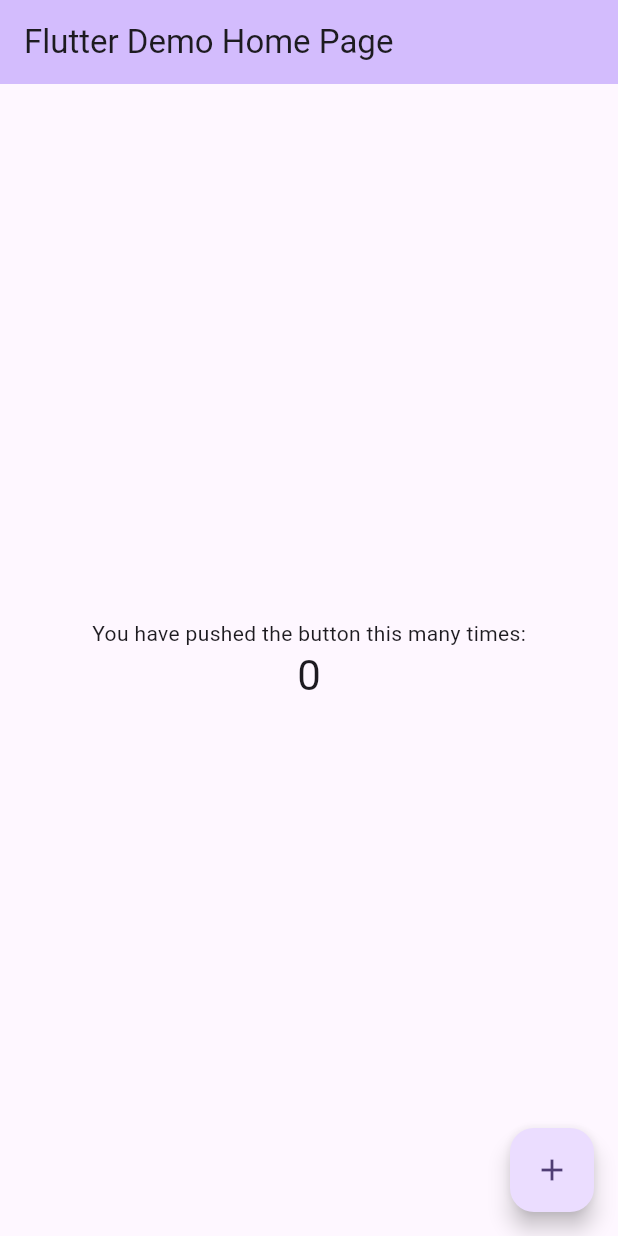
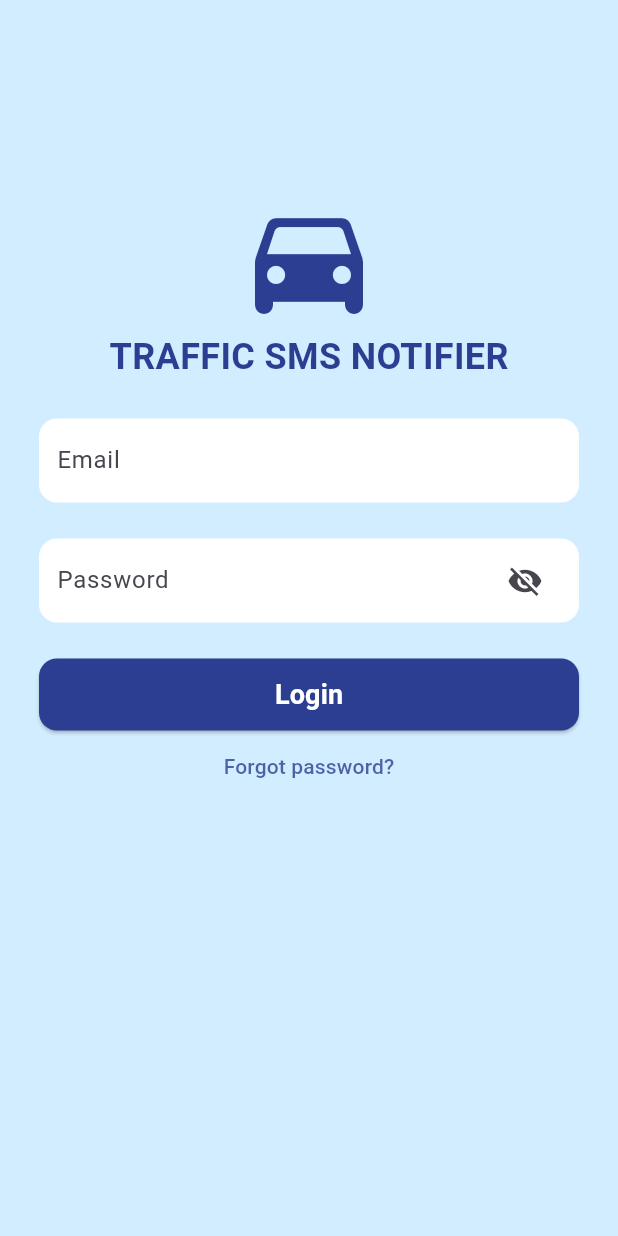
Before and after one commit to alexgantony/traffic_notifier, a Flutter app: the screen it shows after launch, on a phone screen of 412 x 824 dp. Run offline on Flutter 3.47's test engine with Material 3 defaults, Android fonts, the light colour scheme and no system bars.

Commit message:
feat: implement login screen with styling, theming, and password toggle

```diff
--- a/frontend/lib/main.dart
+++ b/frontend/lib/main.dart
@@ -1,4 +1,6 @@
 import 'package:flutter/material.dart';
+import 'theme/AppColorScheme.dart';
+import 'screens/HomeScreen.dart';
 
 void main() {
   runApp(const MyApp());
@@ -7,116 +9,184 @@ void main() {
 class MyApp extends StatelessWidget {
   const MyApp({super.key});
 
-  // This widget is the root of your application.
   @override
   Widget build(BuildContext context) {
     return MaterialApp(
-      title: 'Flutter Demo',
-      theme: ThemeData(
-        // This is the theme of your application.
-        //
-        // TRY THIS: Try running your application with "flutter run". You'll see
-        // the application has a purple toolbar. Then, without quitting the app,
-        // try changing the seedColor in the colorScheme below to Colors.green
-        // and then invoke "hot reload" (save your changes or press the "hot
-        // reload" button in a Flutter-supported IDE, or press "r" if you used
-        // the command line to start the app).
-        //
-        // Notice that the counter didn't reset back to zero; the application
-        // state is not lost during the reload. To reset the state, use hot
-        // restart instead.
-        //
-        // This works for code too, not just values: Most code changes can be
-        // tested with just a hot reload.
-        colorScheme: ColorScheme.fromSeed(seedColor: Colors.deepPurple),
-      ),
-      home: const MyHomePage(title: 'Flutter Demo Home Page'),
+      title: 'Flutter Navigation Lab',
+      initialRoute: '/',
+      routes: {
+        '/': (context) => const LoginScreen(),
+        '/home': (context) => const HomeScreen(),
+      },
     );
   }
 }
 
-class MyHomePage extends StatefulWidget {
-  const MyHomePage({super.key, required this.title});
-
-  // This widget is the home page of your application. It is stateful, meaning
-  // that it has a State object (defined below) that contains fields that affect
-  // how it looks.
-
-  // This class is the configuration for the state. It holds the values (in this
-  // case the title) provided by the parent (in this case the App widget) and
-  // used by the build method of the State. Fields in a Widget subclass are
-  // always marked "final".
-
-  final String title;
+class LoginScreen extends StatefulWidget {
+  const LoginScreen({super.key});
 
   @override
-  State<MyHomePage> createState() => _MyHomePageState();
+  _LoginScreenState createState() => _LoginScreenState();
 }
 
-class _MyHomePageState extends State<MyHomePage> {
-  int _counter = 0;
+class _LoginScreenState extends State<LoginScreen> {
+  final _formKey = GlobalKey<FormState>();
+  final TextEditingController _emailController = TextEditingController();
+  final TextEditingController _passwordController = TextEditingController();
+  bool _obscurePassword = true;
 
-  void _incrementCounter() {
-    setState(() {
-      // This call to setState tells the Flutter framework that something has
-      // changed in this State, which causes it to rerun the build method below
-      // so that the display can reflect the updated values. If we changed
-      // _counter without calling setState(), then the build method would not be
-      // called again, and so nothing would appear to happen.
-      _counter++;
-    });
+  @override
+  void dispose() {
+    _emailController.dispose();
+    _passwordController.dispose();
+    super.dispose();
   }
 
   @override
   Widget build(BuildContext context) {
-    // This method is rerun every time setState is called, for instance as done
-    // by the _incrementCounter method above.
-    //
-    // The Flutter framework has been optimized to make rerunning build methods
-    // fast, so that you can just rebuild anything that needs updating rather
-    // than having to individually change instances of widgets.
     return Scaffold(
-      appBar: AppBar(
-        // TRY THIS: Try changing the color here to a specific color (to
-        // Colors.amber, perhaps?) and trigger a hot reload to see the AppBar
-        // change color while the other colors stay the same.
-        backgroundColor: Theme.of(context).colorScheme.inversePrimary,
-        // Here we take the value from the MyHomePage object that was created by
-        // the App.build method, and use it to set our appbar title.
-        title: Text(widget.title),
-      ),
-      body: Center(
-        // Center is a layout widget. It takes a single child and positions it
-        // in the middle of the parent.
-        child: Column(
-          // Column is also a layout widget. It takes a list of children and
-          // arranges them vertically. By default, it sizes itself to fit its
-          // children horizontally, and tries to be as tall as its parent.
-          //
-          // Column has various properties to control how it sizes itself and
-          // how it positions its children. Here we use mainAxisAlignment to
-          // center the children vertically; the main axis here is the vertical
-          // axis because Columns are vertical (the cross axis would be
-          // horizontal).
-          //
-          // TRY THIS: Invoke "debug painting" (choose the "Toggle Debug Paint"
-          // action in the IDE, or press "p" in the console), to see the
-          // wireframe for each widget.
-          mainAxisAlignment: MainAxisAlignment.center,
-          children: <Widget>[
-            const Text('You have pushed the button this many times:'),
-            Text(
-              '$_counter',
-              style: Theme.of(context).textTheme.headlineMedium,
-            ),
-          ],
+      backgroundColor: AppColors.background,
+      resizeToAvoidBottomInset: true,
+      body: SingleChildScrollView(
+        child: Padding(
+          padding: const EdgeInsets.all(26.0),
+          child: Column(
+            crossAxisAlignment: CrossAxisAlignment.center,
+            children: [
+              const SizedBox(height: 99),
+              const Icon(
+                Icons.directions_car_rounded,
+                size: 96,
+                color: AppColors.heading,
+              ),
+              const Text(
+                'TRAFFIC SMS NOTIFIER',
+                style: TextStyle(
+                  fontSize: 24,
+                  fontWeight: FontWeight.bold,
+                  color: AppColors.heading,
+                ),
+              ),
+              const SizedBox(height: 24),
+              Form(
+                key: _formKey,
+
+                child: Column(
+                  children: [
+                    Container(
+                      decoration: BoxDecoration(
+                        color: AppColors.card,
+                        borderRadius: BorderRadius.circular(12),
+                      ),
+                      child: Padding(
+                        padding: const EdgeInsets.symmetric(horizontal: 12),
+                        child: TextFormField(
+                          controller: _emailController,
+                          decoration: const InputDecoration(
+                            labelText: 'Email',
+                            border: InputBorder.none,
+                          ),
+                          keyboardType: TextInputType.emailAddress,
+                          validator: (value) {
+                            if (value == null || value.isEmpty) {
+                              return 'Please enter your email';
+                            }
+                            return null;
+                          },
+                        ),
+                      ),
+                    ),
+                    const SizedBox(height: 24),
+                    Container(
+                      decoration: BoxDecoration(
+                        color: AppColors.card,
+                        borderRadius: BorderRadius.circular(12),
+                      ),
+                      child: Padding(
+                        padding: const EdgeInsets.symmetric(horizontal: 12),
+                        child: TextFormField(
+                          controller: _passwordController,
+                          decoration: InputDecoration(
+                            labelText: 'Password',
+                            border: InputBorder.none,
+                            suffixIcon: IconButton(
+                              icon: Icon(
+                                _obscurePassword
+                                    ? Icons.visibility_off
+                                    : Icons.visibility,
+                              ),
+                              onPressed: () {
+                                setState(() {
+                                  _obscurePassword = !_obscurePassword;
+                                });
+                              },
+                            ),
+                          ),
+                          obscureText: _obscurePassword,
+                          validator: (value) {
+                            if (value == null || value.isEmpty) {
+                              return 'Please enter your password';
+                            }
+                            return null;
+                          },
+                        ),
+                      ),
+                    ),
+                    const SizedBox(height: 24),
+                    ElevatedButton(
+                      style: ElevatedButton.styleFrom(
+                        backgroundColor: AppColors.heading,
+                        shape: RoundedRectangleBorder(
+                          borderRadius: BorderRadius.circular(12),
+                        ),
+                        minimumSize: const Size.fromHeight(48),
+                      ),
+                      onPressed: () {
+                        if (_formKey.currentState!.validate()) {
+                          Navigator.pushNamed(context, '/home');
+                        }
+                      },
+                      child: const Text(
+                        'Login',
+                        style: TextStyle(
+                          fontSize: 18,
+                          color: AppColors.card,
+                          fontWeight: FontWeight.bold,
+                        ),
+                      ),
+                    ),
+                    TextButton(
+                      onPressed: () {
+                        // TODO: Add forgot password logic
+                      },
+                      child: const Text(
+                        'Forgot password?',
+
+                        style: TextStyle(
+                          color: Color(0xCC2C3E91),
+                          fontSize: 14,
+                        ),
+                      ),
+                    ),
+                  ],
+                ),
+              ),
+            ],
+          ),
         ),
       ),
-      floatingActionButton: FloatingActionButton(
-        onPressed: _incrementCounter,
-        tooltip: 'Increment',
-        child: const Icon(Icons.add),
-      ), // This trailing comma makes auto-formatting nicer for build methods.
     );
   }
 }
+
+class HomeScreen extends StatelessWidget {
+  const HomeScreen({super.key});
+
+  @override
+  Widget build(BuildContext context) {
+    return Scaffold(
+      appBar: AppBar(title: const Text('Home')),
+      body: const Center(child: Text('Welcome to the Home Screen!')),
+    );
+  }
+}
--- /dev/null
+++ b/frontend/lib/theme/AppColorScheme.dart
@@ -0,0 +1,10 @@
+import 'package:flutter/material.dart';
+
+class AppColors {
+  static const background = Color(0xFFD1EDFF);
+  static const card = Color(0xFFFFFFFF);
+  static const heading = Color(0xFF2C3E91);
+  static const label = Color(0xFF000000);
+  static const toggleActive = Color(0xFF4C4CFF);
+  static const toggleTrack = Color(0xFFD1EDFF);
+}
--- a/frontend/pubspec.yaml
+++ b/frontend/pubspec.yaml
@@ -1,5 +1,5 @@
 name: frontend
-description: "A new Flutter project."
+description: "Traffic SMS Notifier"
 # The following line prevents the package from being accidentally published to
 # pub.dev using `flutter pub publish`. This is preferred for private packages.
 publish_to: 'none' # Remove this line if you wish to publish to pub.dev
```
Also changed, not shown: frontend/lib/screens/HomeScreen.dart (added, +25 -0 lines), 1 other file.
